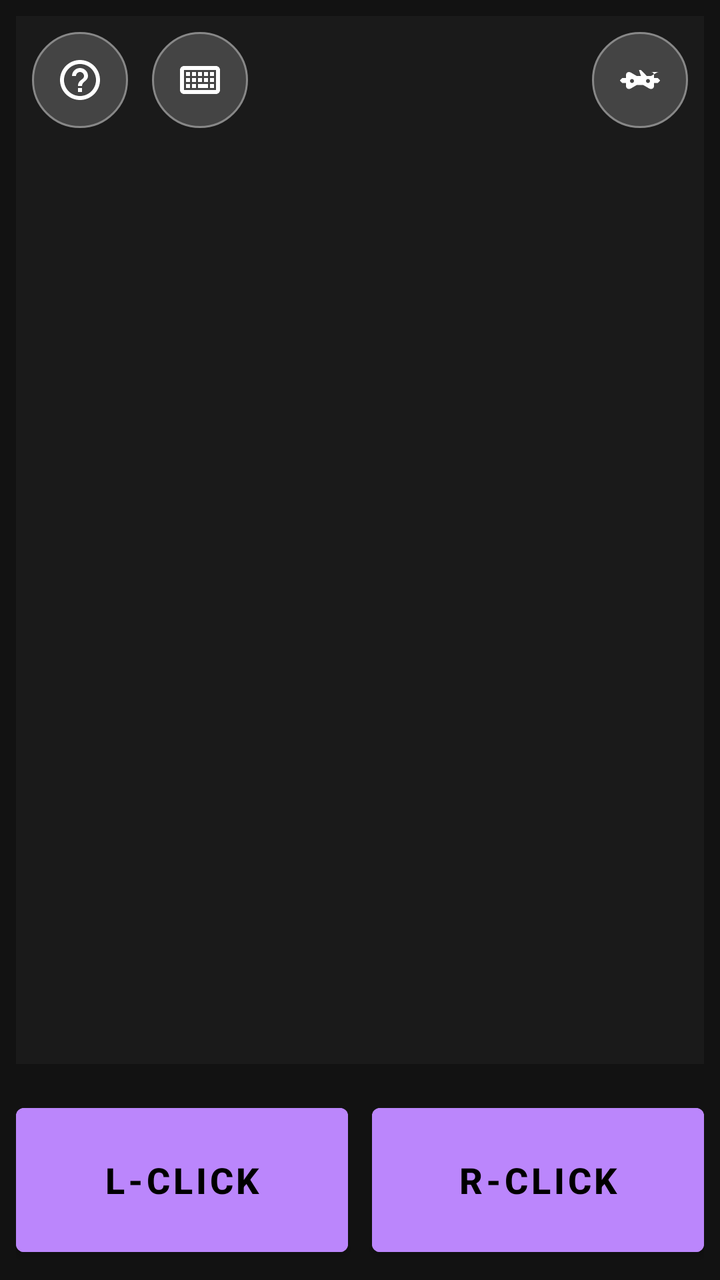
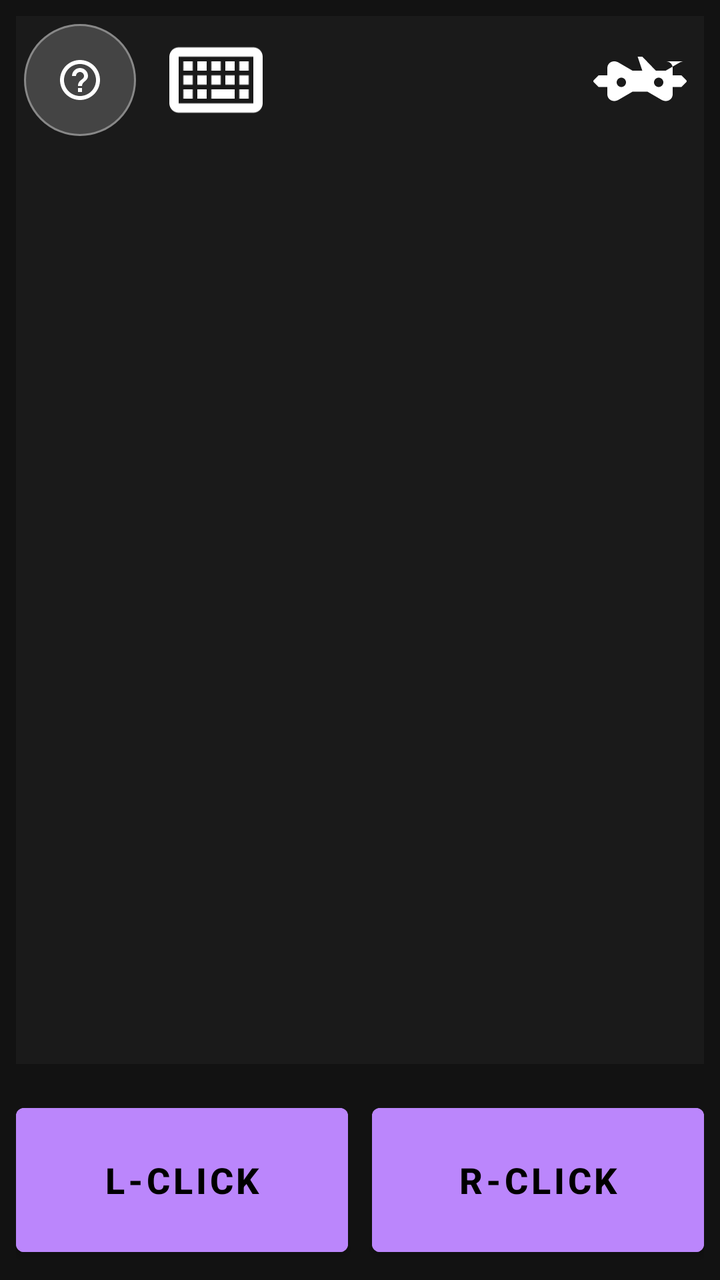

An Android layout rendered at two revisions. The XML below is the earlier revision; the diff shows what the commit changed to produce the second picture.
<!-- AndroidManifest.xml: application theme Theme.KeyLink -->
<!-- res/layout/activity_keypad.xml -->
<?xml version="1.0" encoding="utf-8"?>
<FrameLayout xmlns:android="http://schemas.android.com/apk/res/android"
    xmlns:app="http://schemas.android.com/apk/res-auto"
    android:layout_width="match_parent"
    android:layout_height="match_parent"
    android:background="#121212">

    <LinearLayout
        android:layout_width="match_parent"
        android:layout_height="match_parent"
        android:orientation="vertical">

        
        <FrameLayout
            android:layout_width="match_parent"
            android:layout_height="0dp"
            android:layout_weight="1"
            android:layout_margin="8dp">

            <ImageView
                android:id="@+id/ivTrackpadBg"
                android:layout_width="match_parent"
                android:layout_height="match_parent"
                android:scaleType="centerCrop"
                android:background="#1A1A1A"/>

            <View
                android:id="@+id/largeTrackpad"
                android:layout_width="match_parent"
                android:layout_height="match_parent"
                android:background="@android:color/transparent" />
        </FrameLayout>

        
        <LinearLayout
            android:layout_width="match_parent"
            android:layout_height="100dp"
            android:orientation="horizontal"
            android:padding="8dp">
            <Button
                android:id="@+id/btnLeftClick"
                android:layout_width="0dp"
                android:layout_height="match_parent"
                android:layout_weight="1"
                android:text="L-CLICK"
                android:textSize="18sp"
                android:textStyle="bold"
                android:backgroundTint="#BB86FC"
                android:textColor="#000000"
                android:layout_marginEnd="6dp"/>
            <Button
                android:id="@+id/btnRightClick"
                android:layout_width="0dp"
                android:layout_height="match_parent"
                android:layout_weight="1"
                android:text="R-CLICK"
                android:textSize="18sp"
                android:textStyle="bold"
                android:backgroundTint="#BB86FC"
                android:textColor="#000000"
                android:layout_marginStart="6dp"/>
        </LinearLayout>
    </LinearLayout>

    
    <LinearLayout
        android:layout_width="wrap_content"
        android:layout_height="wrap_content"
        android:layout_gravity="top|start"
        android:layout_margin="16dp"
        android:orientation="horizontal">

        <ImageButton
            android:id="@+id/btnFlipOrientation"
            android:layout_width="48dp"
            android:layout_height="48dp"
            android:background="@drawable/circle_button_bg"
            app:srcCompat="@drawable/ic_help"
            android:padding="10dp"
            android:scaleType="centerInside"
            android:contentDescription="Flip Orientation"/>

        <ImageButton
            android:id="@+id/btnSwitchKeyboard"
            android:layout_width="48dp"
            android:layout_height="48dp"
            android:layout_marginStart="12dp"
            android:background="@drawable/circle_button_bg"
            app:srcCompat="@drawable/ic_keyboard_profile"
            android:padding="10dp"
            android:scaleType="centerInside"
            android:contentDescription="Switch to Keyboard"/>
    </LinearLayout>

    <ImageButton
        android:id="@+id/btnSwitchGamepad"
        android:layout_width="48dp"
        android:layout_height="48dp"
        android:layout_gravity="top|end"
        android:layout_margin="16dp"
        android:background="@drawable/circle_button_bg"
        app:srcCompat="@drawable/ic_gamepad_profile"
        android:padding="10dp"
        android:scaleType="centerInside"
        android:contentDescription="Switch to Gamepad"/>

</FrameLayout>
<!-- resources referenced by this layout -->
<resources>
  <!-- drawable circle_button_bg (drawable) -->
  <shape xmlns:android="http://schemas.android.com/apk/res/android" android:shape="oval">
      <solid android:color="#444444"/>
      <stroke android:width="1dp" android:color="#888888"/>
  </shape>
  <!-- drawable ic_gamepad_profile (drawable) -->
  <?xml version="1.0" encoding="utf-8"?>
  <vector xmlns:android="http://schemas.android.com/apk/res/android"
      android:width="24dp"
      android:height="24dp"
      android:viewportWidth="24"
      android:viewportHeight="24">
      <path
          android:fillColor="#FFFFFF"
          android:pathData="M21.5,8c-0.34,-0.01 -0.68,0.08 -0.99,0.25L17.5,10h-2.1L12.5,7h-1L12.5,10h-2.1L7.39,8.25C7.08,8.08,6.74,7.99,6.4,8C5.63,8.02,5,8.65,5,9.42V11H3.14l-1.07,1.07c-0.1,0.1 -0.1,0.26,0,0.36L3.14,13.5H5v1.58c0,0.77,0.63,1.4,1.4,1.42c0.34,0.01,0.68,-0.08,0.99,-0.25L10.4,14.5h3.2l3.01,1.75c0.31,0.17,0.65,0.26,0.99,0.25c0.77,-0.02,1.4,-0.65,1.4,-1.42V13.5h1.86l1.07,-1.07c0.1,-0.1,0.1,-0.26,0,-0.36l-1.07,-1.07H19V9.42C19,8.65,18.37,8.02,17.6,8H21.5zM8,13.5c-0.55,0,-1,-0.45,-1,-1s0.45,-1,1,-1s1,0.45,1,1S8.55,13.5,8,13.5zM16,13.5c-0.55,0,-1,-0.45,-1,-1s0.45,-1,1,-1s1,0.45,1,1S16.55,13.5,16,13.5z" />
  </vector>
  <!-- drawable ic_help (drawable) -->
  <vector xmlns:android="http://schemas.android.com/apk/res/android"
      android:width="24dp"
      android:height="24dp"
      android:viewportWidth="24"
      android:viewportHeight="24">
      <path
          android:fillColor="#FFFFFF"
          android:pathData="M11,18h2v-2h-2v2zm1,-16C6.48,2 2,6.48 2,12s4.48,10 10,10s10,-4.48 10,-10S17.52,2 12,2zm0,18c-4.41,0 -8,-3.59 -8,-8s3.59,-8 8,-8s8,3.59 8,8s-3.59,8 -8,8zm0,-14c-2.21,0 -4,1.79 -4,4h2c0,-1.1 0.9,-2 2,-2s2,0.9 2,2c0,2 -3,1.75 -3,5h2c0,-2.25 3,-2.5 3,-5c0,-2.21 -1.79,-4 -4,-4z"/>
  </vector>
  <!-- drawable ic_keyboard_profile (drawable) -->
  <?xml version="1.0" encoding="utf-8"?>
  <vector xmlns:android="http://schemas.android.com/apk/res/android"
      android:width="24dp"
      android:height="24dp"
      android:viewportWidth="24"
      android:viewportHeight="24">
      <path
          android:fillColor="#FFFFFF"
          android:pathData="M20,5H4C2.9,5,2,5.9,2,7v10c0,1.1,0.9,2,2,2h16c1.1,0,2,-0.9,2,-2V7C22,5.9,21.1,5,20,5zM20,17H4V7h16V17zM5,8h2v2H5V8zM5,11h2v2H5V11zM5,14h2v2H5V14zM8,8h2v2H8V8zM8,11h2v2H8V11zM8,14h2v2H8V14zM11,8h2v2h-2V8zM11,11h2v2h-2V11zM11,14h5v2h-5V14zM14,8h2v2h-2V8zM14,11h2v2h-2V11zM17,8h2v2h-2V8zM17,11h2v2h-2V11zM17,14h2v2h-2V14z" />
  </vector>
  <style name="Theme.KeyLink" parent="Theme.MaterialComponents.DayNight.NoActionBar">
          
          <item name="colorPrimary">@color/purple_500</item>
          <item name="colorPrimaryVariant">@color/purple_700</item>
          <item name="colorOnPrimary">@color/white</item>
          
          <item name="colorSecondary">@color/teal_200</item>
          <item name="colorSecondaryVariant">@color/teal_700</item>
          <item name="colorOnSecondary">@color/black</item>
          
          <item name="android:statusBarColor">#000000</item>
          
          <item name="android:windowFullscreen">true</item>
          <item name="android:windowContentOverlay">@null</item>
      </style>
  <color name="purple_500">#FF6200EE</color>
  <color name="purple_700">#FF3700B3</color>
  <color name="white">#FFFFFFFF</color>
  <color name="teal_200">#FF03DAC5</color>
  <color name="teal_700">#FF018786</color>
  <color name="black">#FF000000</color>
</resources>

<!-- the commit's change to res/layout/activity_keypad.xml (unified diff, before → after) -->
@@ -67,41 +67,39 @@
         android:layout_width="wrap_content"
         android:layout_height="wrap_content"
         android:layout_gravity="top|start"
-        android:layout_margin="16dp"
+        android:layout_margin="12dp"
         android:orientation="horizontal">
 
         <ImageButton
             android:id="@+id/btnFlipOrientation"
-            android:layout_width="48dp"
-            android:layout_height="48dp"
+            android:layout_width="56dp"
+            android:layout_height="56dp"
             android:background="@drawable/circle_button_bg"
             app:srcCompat="@drawable/ic_help"
-            android:padding="10dp"
+            android:padding="12dp"
             android:scaleType="centerInside"
             android:contentDescription="Flip Orientation"/>
 
         <ImageButton
             android:id="@+id/btnSwitchKeyboard"
-            android:layout_width="48dp"
-            android:layout_height="48dp"
+            android:layout_width="56dp"
+            android:layout_height="56dp"
             android:layout_marginStart="12dp"
-            android:background="@drawable/circle_button_bg"
+            android:background="@android:color/transparent"
             app:srcCompat="@drawable/ic_keyboard_profile"
-            android:padding="10dp"
-            android:scaleType="centerInside"
+            android:scaleType="fitCenter"
             android:contentDescription="Switch to Keyboard"/>
     </LinearLayout>
 
     <ImageButton
         android:id="@+id/btnSwitchGamepad"
-        android:layout_width="48dp"
-        android:layout_height="48dp"
+        android:layout_width="56dp"
+        android:layout_height="56dp"
         android:layout_gravity="top|end"
-        android:layout_margin="16dp"
-        android:background="@drawable/circle_button_bg"
+        android:layout_margin="12dp"
+        android:background="@android:color/transparent"
         app:srcCompat="@drawable/ic_gamepad_profile"
-        android:padding="10dp"
-        android:scaleType="centerInside"
+        android:scaleType="fitCenter"
         android:contentDescription="Switch to Gamepad"/>
 
 </FrameLayout>
